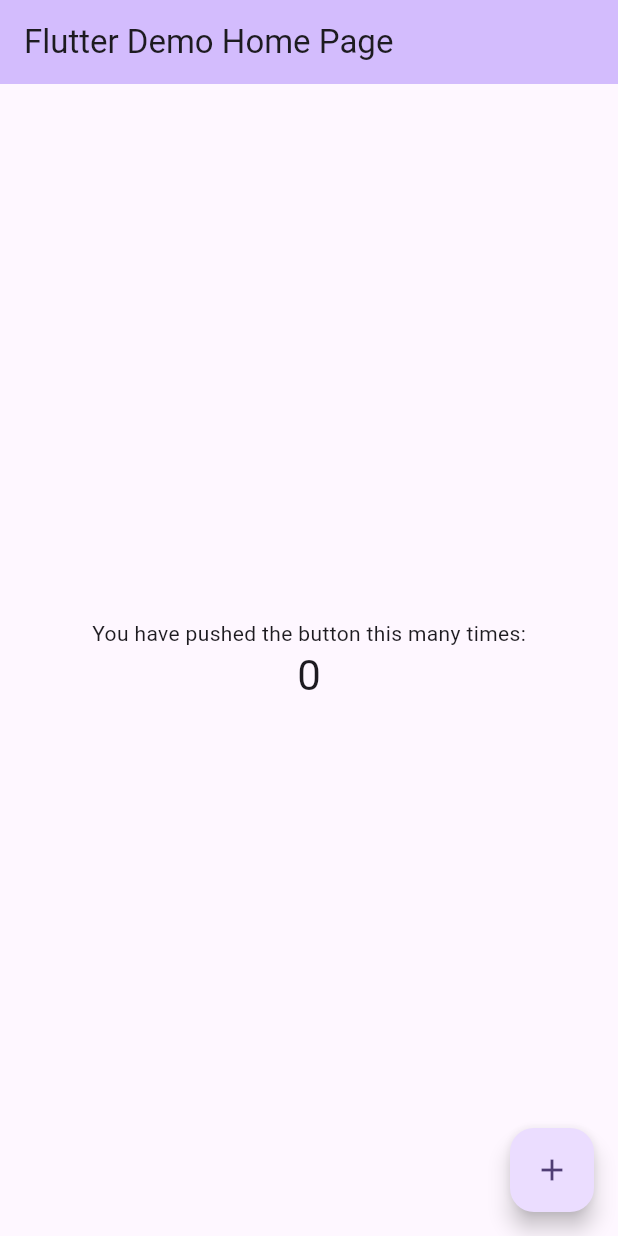
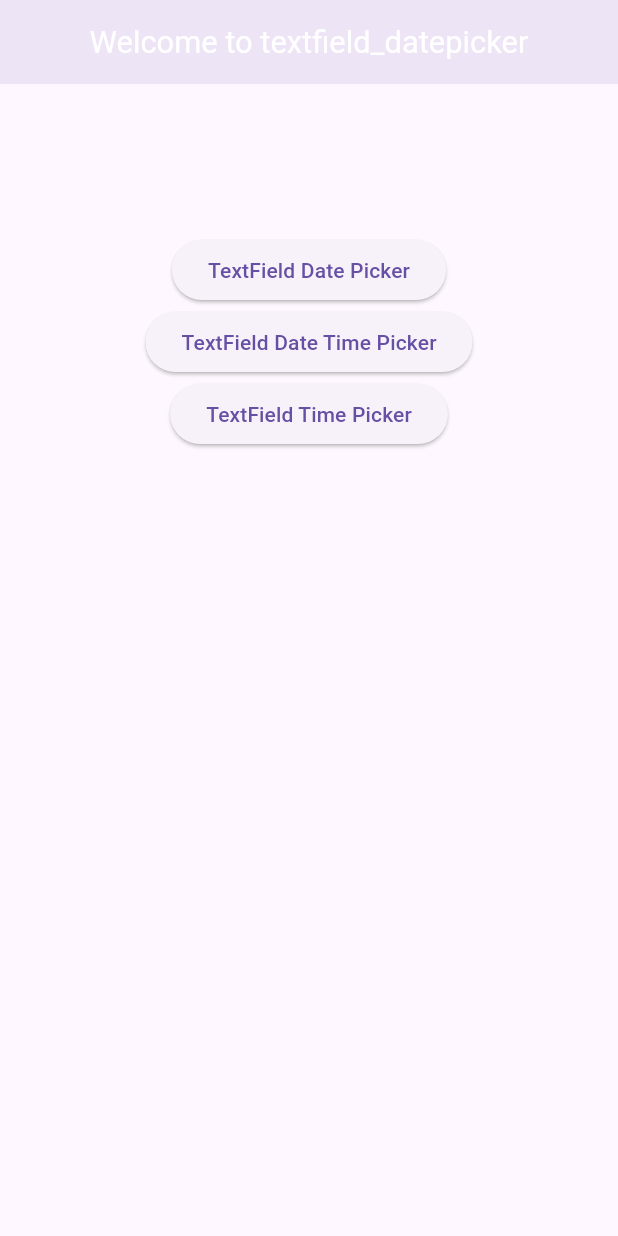
Before and after one commit to RAVISHANKAR2608/flutter-learn, a Flutter app: the screen it shows after launch, on a phone screen of 412 x 824 dp. Run offline on Flutter 3.47's test engine with Material 3 defaults, Android fonts, the phone set to English and light mode, and no system bars; missing offline and left inert: textfield_datepicker.

Commit message:
Date Time Picker

```diff
--- a/lib/main.dart
+++ b/lib/main.dart
@@ -1,3 +1,8 @@
+import './screens/textfieldDatePicker1.dart';
+import './screens/textfieldDatePicker2.dart';
+import './screens/textfieldDateTimePicker.dart';
+import './screens/textfieldTimePicker.dart';
+import './screens/welcomePage.dart';
 import 'package:flutter/material.dart';
 
 void main() {
@@ -5,121 +10,27 @@ void main() {
 }
 
 class MyApp extends StatelessWidget {
-  const MyApp({super.key});
+  const MyApp({Key? key}) : super(key: key);
 
   // This widget is the root of your application.
   @override
   Widget build(BuildContext context) {
     return MaterialApp(
-      title: 'Flutter Demo',
+      title: 'Textfield Date Picker Demo',
       theme: ThemeData(
-        // This is the theme of your application.
-        //
-        // TRY THIS: Try running your application with "flutter run". You'll see
-        // the application has a purple toolbar. Then, without quitting the app,
-        // try changing the seedColor in the colorScheme below to Colors.green
-        // and then invoke "hot reload" (save your changes or press the "hot
-        // reload" button in a Flutter-supported IDE, or press "r" if you used
-        // the command line to start the app).
-        //
-        // Notice that the counter didn't reset back to zero; the application
-        // state is not lost during the reload. To reset the state, use hot
-        // restart instead.
-        //
-        // This works for code too, not just values: Most code changes can be
-        // tested with just a hot reload.
-        colorScheme: ColorScheme.fromSeed(seedColor: Colors.deepPurple),
-        useMaterial3: true,
+        primarySwatch: Colors.blue,
       ),
-      home: const MyHomePage(title: 'Flutter Demo Home Page'),
+      initialRoute: WelcomePage.routeName,
+      routes: {
+        TextFieldDatePickerDemo1.routeName: (context) =>
+            const TextFieldDatePickerDemo1(),
+        TextFieldDatePicker2.routeName: (context) =>
+            const TextFieldDatePicker2(),
+        WelcomePage.routeName: (context) => const WelcomePage(),
+        TextFieldDateTimePicker.routeName: (context) =>
+            const TextFieldDateTimePicker(),
+        TextFieldTimePicker.routeName: (context) => const TextFieldTimePicker()
+      },
     );
   }
 }
-
-class MyHomePage extends StatefulWidget {
-  const MyHomePage({super.key, required this.title});
-
-  // This widget is the home page of your application. It is stateful, meaning
-  // that it has a State object (defined below) that contains fields that affect
-  // how it looks.
-
-  // This class is the configuration for the state. It holds the values (in this
-  // case the title) provided by the parent (in this case the App widget) and
-  // used by the build method of the State. Fields in a Widget subclass are
-  // always marked "final".
-
-  final String title;
-
-  @override
-  State<MyHomePage> createState() => _MyHomePageState();
-}
-
-class _MyHomePageState extends State<MyHomePage> {
-  int _counter = 0;
-
-  void _incrementCounter() {
-    setState(() {
-      // This call to setState tells the Flutter framework that something has
-      // changed in this State, which causes it to rerun the build method below
-      // so that the display can reflect the updated values. If we changed
-      // _counter without calling setState(), then the build method would not be
-      // called again, and so nothing would appear to happen.
-      _counter++;
-    });
-  }
-
-  @override
-  Widget build(BuildContext context) {
-    // This method is rerun every time setState is called, for instance as done
-    // by the _incrementCounter method above.
-    //
-    // The Flutter framework has been optimized to make rerunning build methods
-    // fast, so that you can just rebuild anything that needs updating rather
-    // than having to individually change instances of widgets.
-    return Scaffold(
-      appBar: AppBar(
-        // TRY THIS: Try changing the color here to a specific color (to
-        // Colors.amber, perhaps?) and trigger a hot reload to see the AppBar
-        // change color while the other colors stay the same.
-        backgroundColor: Theme.of(context).colorScheme.inversePrimary,
-        // Here we take the value from the MyHomePage object that was created by
-        // the App.build method, and use it to set our appbar title.
-        title: Text(widget.title),
-      ),
-      body: Center(
-        // Center is a layout widget. It takes a single child and positions it
-        // in the middle of the parent.
-        child: Column(
-          // Column is also a layout widget. It takes a list of children and
-          // arranges them vertically. By default, it sizes itself to fit its
-          // children horizontally, and tries to be as tall as its parent.
-          //
-          // Column has various properties to control how it sizes itself and
-          // how it positions its children. Here we use mainAxisAlignment to
-          // center the children vertically; the main axis here is the vertical
-          // axis because Columns are vertical (the cross axis would be
-          // horizontal).
-          //
-          // TRY THIS: Invoke "debug painting" (choose the "Toggle Debug Paint"
-          // action in the IDE, or press "p" in the console), to see the
-          // wireframe for each widget.
-          mainAxisAlignment: MainAxisAlignment.center,
-          children: <Widget>[
-            const Text(
-              'You have pushed the button this many times:',
-            ),
-            Text(
-              '$_counter',
-              style: Theme.of(context).textTheme.headlineMedium,
-            ),
-          ],
-        ),
-      ),
-      floatingActionButton: FloatingActionButton(
-        onPressed: _incrementCounter,
-        tooltip: 'Increment',
-        child: const Icon(Icons.add),
-      ), // This trailing comma makes auto-formatting nicer for build methods.
-    );
-  }
-}
--- /dev/null
+++ b/lib/mediaQuery/size_helpers.dart
@@ -0,0 +1,16 @@
+import 'package:flutter/material.dart';
+
+Size displaySize(BuildContext context) {
+  //debugPrint('Size = ' + MediaQuery.of(context).size.toString());
+  return MediaQuery.of(context).size;
+}
+
+double displayHeight(BuildContext context) {
+  //debugPrint('Height = ' + displaySize(context).height.toString());
+  return displaySize(context).height;
+}
+
+double displayWidth(BuildContext context) {
+  //debugPrint('Width = ' + displaySize(context).width.toString());
+  return displaySize(context).width;
+}
--- /dev/null
+++ b/lib/screens/welcomePage.dart
@@ -0,0 +1,64 @@
+// ignore_for_file: file_names
+
+import '../mediaQuery/size_helpers.dart';
+import './textfieldDatePicker1.dart';
+import './textfieldDateTimePicker.dart';
+import './textfieldTimePicker.dart';
+import 'package:flutter/material.dart';
+
+class WelcomePage extends StatefulWidget {
+  static const routeName = 'welcomePage';
+  const WelcomePage({Key? key}) : super(key: key);
+
+  @override
+  _WelcomePageState createState() => _WelcomePageState();
+}
+
+class _WelcomePageState extends State<WelcomePage> {
+  @override
+  Widget build(BuildContext context) {
+    return Scaffold(
+      appBar: AppBar(
+        automaticallyImplyLeading: false,
+        elevation: 7,
+        centerTitle: true,
+        title: Text(
+          'Welcome to textfield_datepicker',
+          style: TextStyle(
+            fontSize: displayWidth(context) * 0.050,
+            color: Colors.white,
+          ),
+        ),
+      ),
+      body: Center(
+        child: Column(
+          children: [
+            const SizedBox(
+              height: 100,
+            ),
+            ElevatedButton(
+              onPressed: () {
+                Navigator.of(context)
+                    .pushNamed(TextFieldDatePickerDemo1.routeName);
+              },
+              child: const Text('TextField Date Picker'),
+            ),
+            ElevatedButton(
+              onPressed: () {
+                Navigator.of(context)
+                    .pushNamed(TextFieldDateTimePicker.routeName);
+              },
+              child: const Text('TextField Date Time Picker'),
+            ),
+            ElevatedButton(
+              onPressed: () {
+                Navigator.of(context).pushNamed(TextFieldTimePicker.routeName);
+              },
+              child: const Text('TextField Time Picker'),
+            ),
+          ],
+        ),
+      ),
+    );
+  }
+}
--- a/pubspec.yaml
+++ b/pubspec.yaml
@@ -35,6 +35,7 @@ dependencies:
   # The following adds the Cupertino Icons font to your application.
   # Use with the CupertinoIcons class for iOS style icons.
   cupertino_icons: ^1.0.6
+  textfield_datepicker: ^0.2.0
 
 dev_dependencies:
   flutter_test:
```
Also changed, not shown: lib/screens/textfieldDatePicker1.dart (added, +104 -0 lines), lib/screens/textfieldDatePicker2.dart (added, +92 -0 lines), lib/screens/textfieldDateTimePicker.dart (added, +98 -0 lines), lib/screens/textfieldTimePicker.dart (added, +89 -0 lines), lib/widgets/labelText.dart (added, +27 -0 lines), pubspec.lock.
